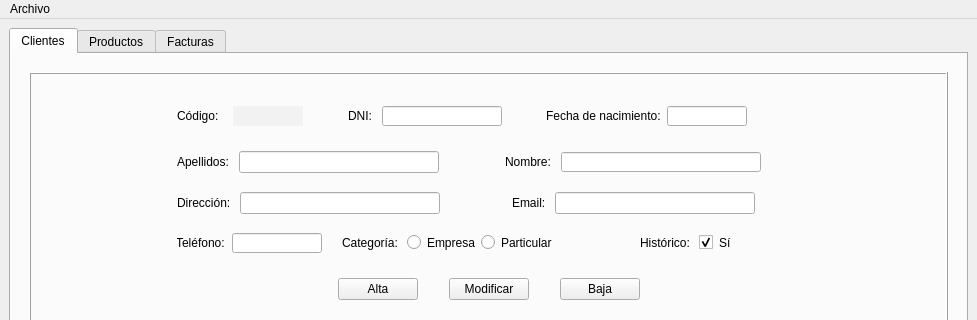
Cross048/DAM_2, file Interfaces/Recuperacion/templates/MainWindow.ui: the form before one commit; both pictures show x 0 to 977 and y 0 to 320 of the 977 by 600 pixel window.
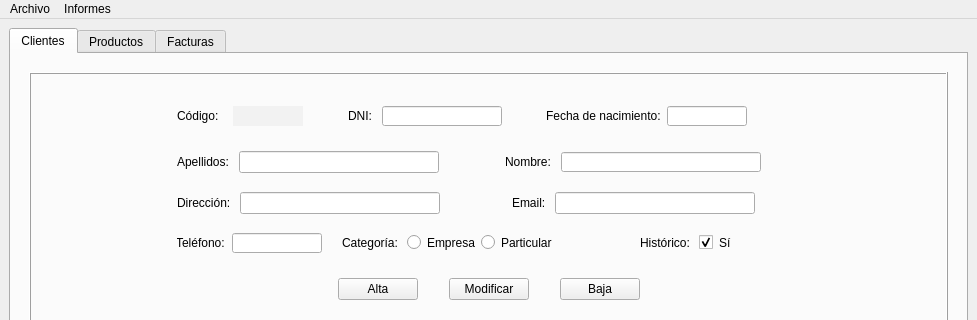
The form after the commit. Icons and pictures are not drawn.

Patch:
```diff
--- a/Interfaces/Recuperacion/templates/MainWindow.ui
+++ b/Interfaces/Recuperacion/templates/MainWindow.ui
@@ -2535,7 +2535,16 @@
     </property>
     <addaction name="actionSalir"/>
    </widget>
+   <widget class="QMenu" name="menuInformes">
+    <property name="title">
+     <string>Informes</string>
+    </property>
+    <addaction name="actionGenerar_informe_Clientes"/>
+    <addaction name="actionGenerar_informe_Productos"/>
+    <addaction name="actionGenerar_informe_Factura"/>
+   </widget>
    <addaction name="menuArchivo"/>
+   <addaction name="menuInformes"/>
   </widget>
   <widget class="QStatusBar" name="statusbar"/>
   <action name="actionSalir">
```
Left out of the diff: 15 changed lines with no effect on the pictures.
